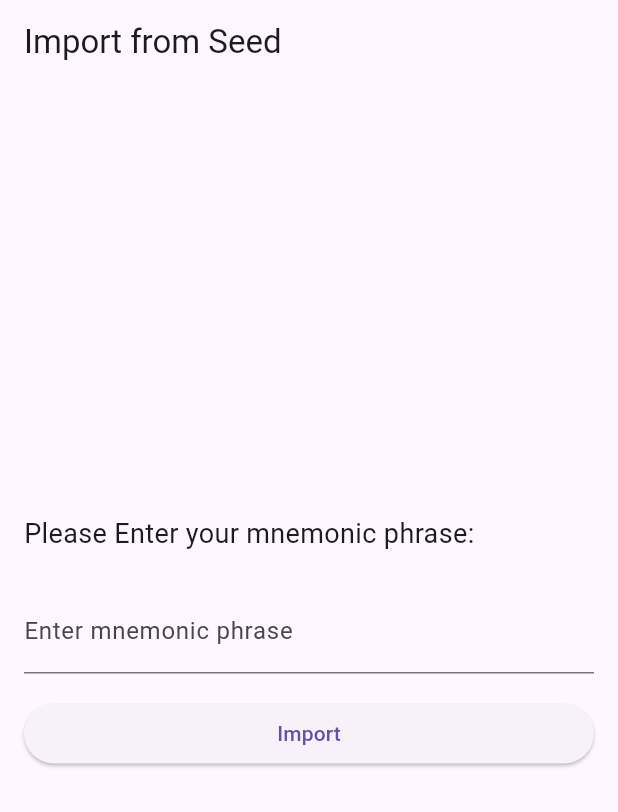
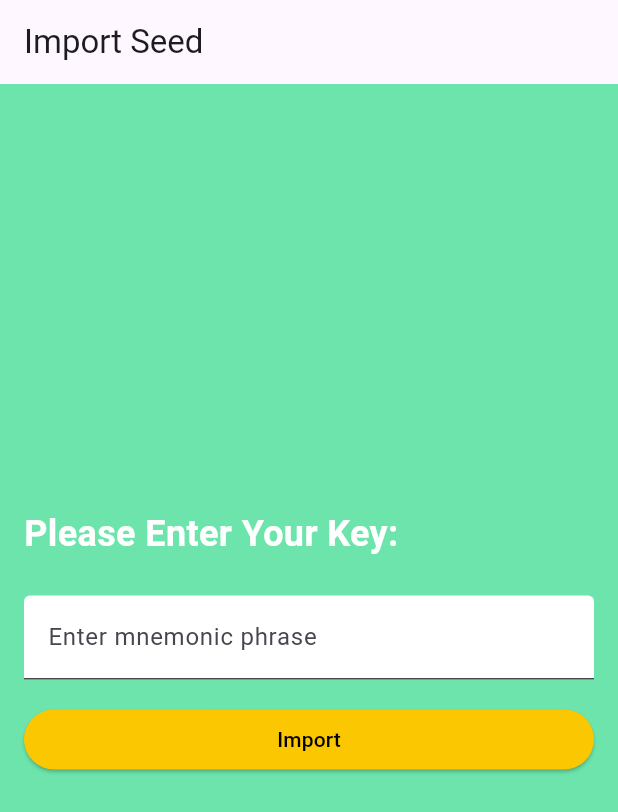
Before and after one commit to w04575798/cryptoapp, a Flutter app: the ImportWallet screen opened directly, on a phone screen of 412 x 824 dp. Shown: the top 812 px of the screen. Run offline on Flutter 3.47's test engine with Material 3 defaults, Android fonts, the phone set to English and light mode, and no system bars; our stand-ins replace get, google_fonts, hex; missing offline and left inert: bip39, ed25519_hd_key, web3dart; network calls fail.

Commit message:
ui elements

```diff
--- a/lib/screens/import.dart
+++ b/lib/screens/import.dart
@@ -15,8 +15,7 @@ class _ImportWalletState extends State<ImportWallet> {
   String verificationText = '';
 
   void verifyMnemonic() async {
-    final walletProvider =
-        Provider.of<WalletProvider>(context, listen: false);
+    final walletProvider = Provider.of<WalletProvider>(context, listen: false);
 
     // Call the getPrivateKey function from the WalletProvider
     final privateKey = await walletProvider.getPrivateKey(verificationText);
@@ -56,17 +55,22 @@ class _ImportWalletState extends State<ImportWallet> {
   Widget build(BuildContext context) {
     return Scaffold(
       appBar: AppBar(
-        title: const Text('Import from Seed'),
+        title: const Text('Import Seed'),
       ),
+      backgroundColor: Color(0xFF6CE4AC), // Set background color
       body: Padding(
         padding: const EdgeInsets.all(16.0),
         child: Column(
           mainAxisAlignment: MainAxisAlignment.center,
           crossAxisAlignment: CrossAxisAlignment.stretch,
           children: [
-            const Text(
-              'Please Enter your mnemonic phrase:',
-              style: TextStyle(fontSize: 18.0),
+            Text(
+              'Please Enter Your Key:',
+              style: TextStyle(
+                fontSize: 24.0,
+                fontWeight: FontWeight.bold,
+                color: Colors.white, // Set text color to white
+              ),
             ),
             const SizedBox(height: 24.0),
             TextField(
@@ -75,14 +79,22 @@ class _ImportWalletState extends State<ImportWallet> {
                   verificationText = value;
                 });
               },
-              decoration: const InputDecoration(
+              decoration: InputDecoration(
                 labelText: 'Enter mnemonic phrase',
+                filled: true,
+                fillColor: Colors.white, // Set text field color to white
               ),
             ),
             const SizedBox(height: 16.0),
             ElevatedButton(
               onPressed: verifyMnemonic,
-              child: const Text('Import'),
+              style: ElevatedButton.styleFrom(
+                backgroundColor: const Color(0xffFBC700), // Yellow color
+              ),
+              child: Text(
+                'Import',
+                style: TextStyle(color: Colors.black), // Set button text color to grey
+              ),
             ),
             const SizedBox(height: 24.0),
           ],
--- a/lib/screens/navBar.dart
+++ b/lib/screens/navBar.dart
@@ -34,7 +34,6 @@ class _NavBarState extends State<NavBar> {
     double myWidth = MediaQuery.of(context).size.width;
     return SafeArea(
       child: Scaffold(
-        backgroundColor: Colors.white,
         body: pages.elementAt(_currentIndex),
         bottomNavigationBar: BottomNavigationBar(
           currentIndex: _currentIndex,
@@ -42,6 +41,7 @@ class _NavBarState extends State<NavBar> {
           showUnselectedLabels: false,
           selectedItemColor: Color(0xff494F55),
           unselectedItemColor: Colors.grey,
+           backgroundColor: Color(0xffFBC700),
           onTap: _changePage,
           items: [
             BottomNavigationBarItem(
--- a/lib/screens/wallet.dart
+++ b/lib/screens/wallet.dart
@@ -1,3 +1,4 @@
+//wallet.dart
 import 'package:flutter/material.dart';
 import 'package:crypto_app/providers/walletProvider.dart';
 import '../providers/balances.dart';
@@ -44,6 +45,7 @@ class _WalletPageState extends State<WalletPage> {
     return Scaffold(
       appBar: AppBar(
         title: const Text('Wallet'),
+        backgroundColor:Color(0xFF6CE4AC),
       ),
       body: Center(
         child: Column(
```
Also changed, not shown: lib/screens/generateKey.dart (+20 -7 lines), lib/screens/home_screen.dart (+105 -44 lines).
